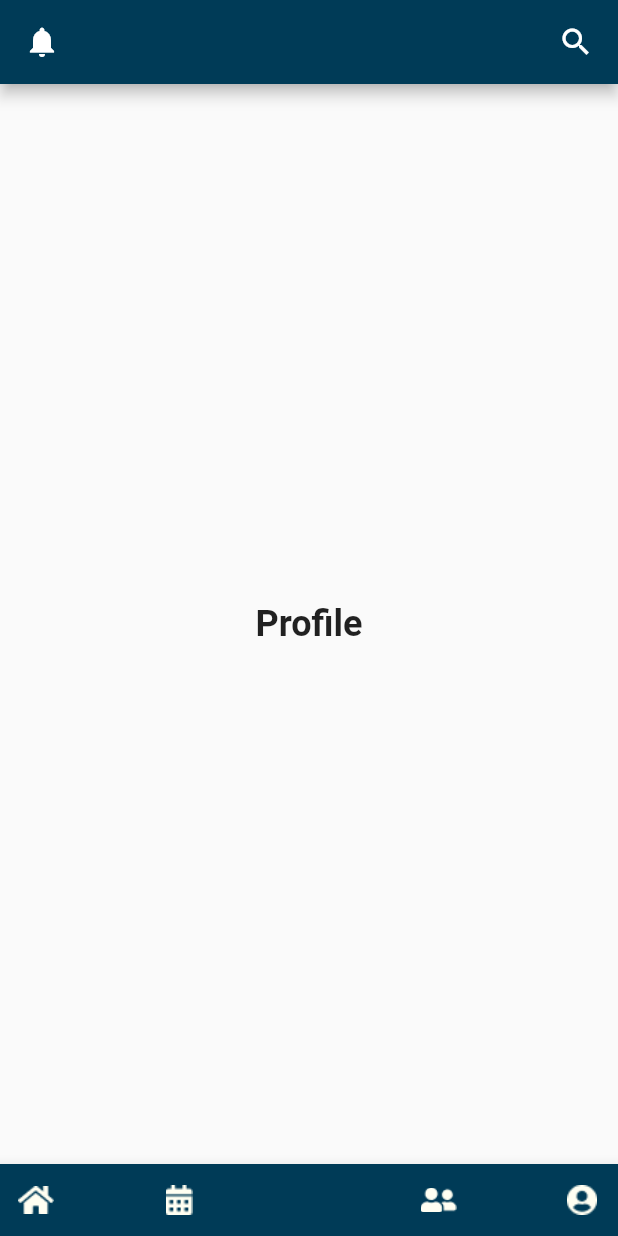
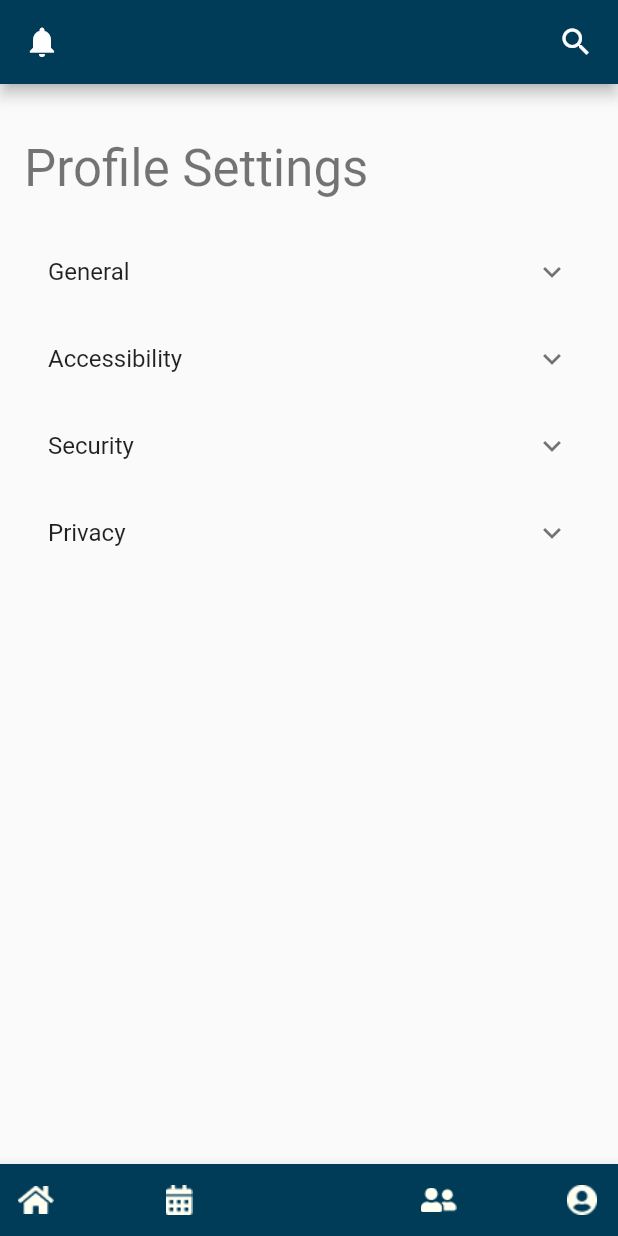
Before and after one commit to bzuraik/TrackFolio, a Flutter app: the screen it shows after launch, item 4 of the bottom bar chosen, on a phone screen of 412 x 824 dp. Run offline on Flutter 3.47's test engine with Material 2 defaults, Android fonts, the phone set to English and light mode, and no system bars; our stand-ins replace flutter_svg.

Commit message:
settings page

```diff
--- a/lib/pages/profilePage.dart
+++ b/lib/pages/profilePage.dart
@@ -2,27 +2,75 @@
 import 'package:flutter/material.dart';
 import '/widgets/bottom_navigation_bar.dart';
 
-class ProfilePage extends StatelessWidget {
+class ProfilePage extends StatefulWidget {
   final Function(int) onItemTapped;
 
-  const ProfilePage({super.key, required this.onItemTapped});
+  const ProfilePage({Key? key, required this.onItemTapped}) : super(key: key);
+
+  @override
+  State<ProfilePage> createState() => _ProfilePageState();
+}
+
+class _ProfilePageState extends State<ProfilePage> {
+  final List<bool> _isOptionEnabled = List.generate(12, (index) => true);
 
   @override
   Widget build(BuildContext context) {
     return Scaffold(
       appBar: _buildAppBar(),
-      body: const Center(
-        child: Text(
-          'Profile',
-          style: TextStyle(fontSize: 24, fontWeight: FontWeight.bold),
+      body: SingleChildScrollView(
+        child: Padding(
+          padding: const EdgeInsets.all(16.0),
+          child: Column(
+            crossAxisAlignment: CrossAxisAlignment.start,
+            children: [
+              const SizedBox(height: 20),
+              Text(
+                'Profile Settings',
+                style: Theme.of(context).textTheme.headlineMedium,
+              ),
+              const SizedBox(height: 20),
+              _buildExpandableBox(
+                'General',
+                [
+                  _buildToggleOption('Option 1', 0),
+                  _buildToggleOption('Option 2', 1),
+                  _buildToggleOption('Option 3', 2),
+                ],
+              ),
+              _buildExpandableBox(
+                'Accessibility',
+                [
+                  _buildToggleOption('Option 4', 3),
+                  _buildToggleOption('Option 5', 4),
+                  _buildToggleOption('Option 6', 5),
+                ],
+              ),
+              _buildExpandableBox(
+                'Security',
+                [
+                  _buildToggleOption('Option 7', 6),
+                  _buildToggleOption('Option 8', 7),
+                  _buildToggleOption('Option 9', 8),
+                ],
+              ),
+              _buildExpandableBox(
+                'Privacy',
+                [
+                  _buildToggleOption('Option 10', 9),
+                  _buildToggleOption('Option 11', 10),
+                  _buildToggleOption('Option 12', 11),
+                ],
+              ),
+            ],
+          ),
         ),
       ),
       bottomNavigationBar: BottomNavBar(
         currentIndex: 1,
-        onTap: onItemTapped,
+        onTap: widget.onItemTapped,
       ),
     );
-  }
   }
 
   AppBar _buildAppBar() {
@@ -45,3 +93,25 @@ AppBar _buildAppBar() {
       ),
     );
   }
+
+  Widget _buildExpandableBox(String title, List<Widget> children) {
+    return ExpansionTile(
+      title: Text(title),
+      children: children,
+    );
+  }
+
+  Widget _buildToggleOption(String title, int index) {
+    return ListTile(
+      title: Text(title),
+      trailing: Switch(
+        value: _isOptionEnabled[index],
+        onChanged: (newValue) {
+          setState(() {
+            _isOptionEnabled[index] = newValue;
+          });
+        },
+      ),
+    );
+  }
+}
```
Lines whose indentation alone changed are shown as unchanged.
